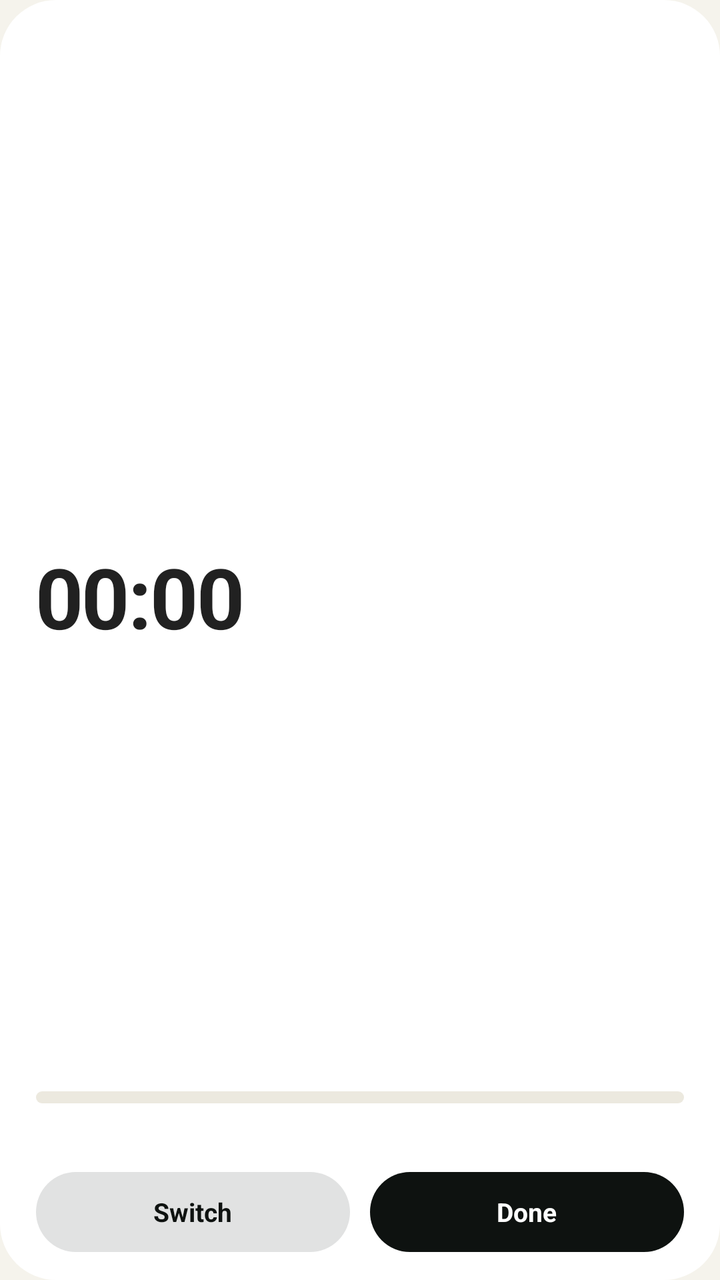
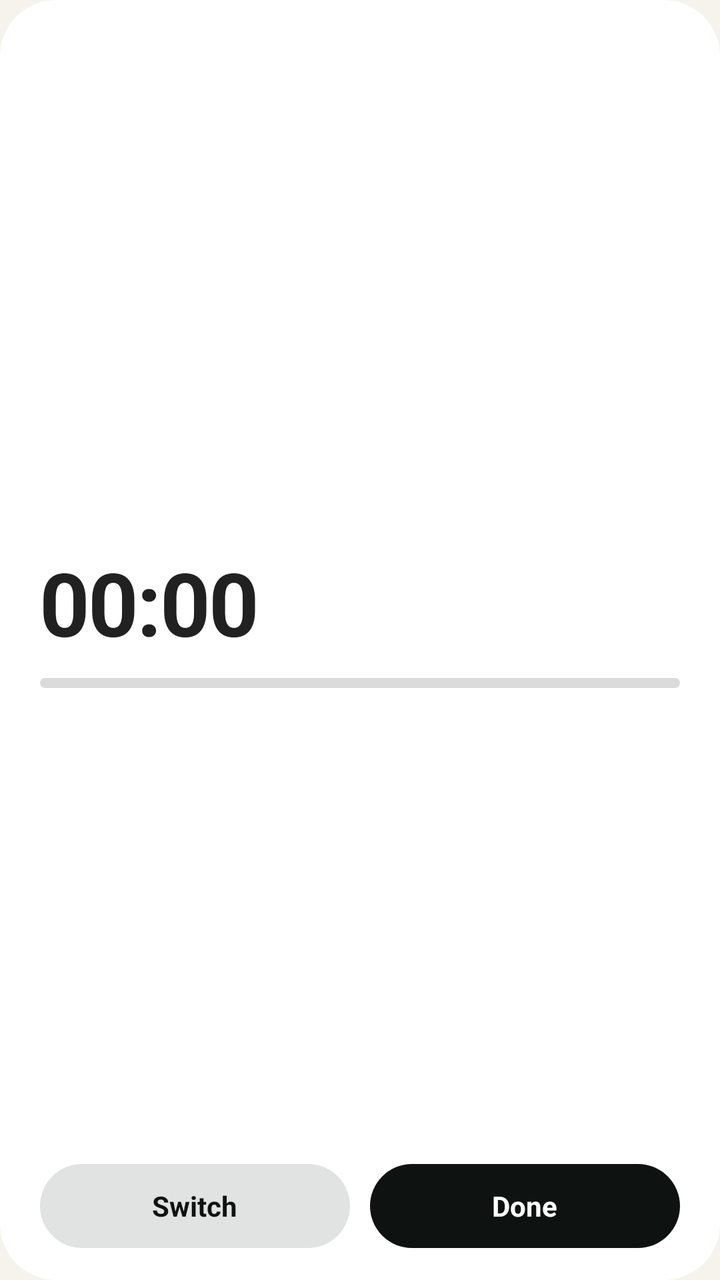

Two renders of the same Android screen: before a commit and after it. Below are the layout's source before the change and the commit's diff.
<!-- AndroidManifest.xml: application theme Theme.Seeds -->
<!-- res/layout/widget_now.xml -->
<?xml version="1.0" encoding="utf-8"?>
<FrameLayout xmlns:android="http://schemas.android.com/apk/res/android"
    android:id="@android:id/background"
    android:layout_width="match_parent"
    android:layout_height="match_parent"
    android:clipToOutline="true">

    <ImageView
        android:id="@+id/bg"
        android:layout_width="match_parent"
        android:layout_height="match_parent"
        android:contentDescription="@null"
        android:scaleType="fitXY"
        android:src="@drawable/widget_shape" />

    <LinearLayout
        android:layout_width="match_parent"
        android:layout_height="match_parent"
        android:orientation="vertical"
        android:paddingHorizontal="18dp"
        android:paddingTop="16dp"
        android:paddingBottom="14dp">

        <LinearLayout
            android:layout_width="match_parent"
            android:layout_height="wrap_content"
            android:gravity="center_vertical"
            android:orientation="horizontal">

            <ImageView
                android:id="@+id/mark"
                android:layout_width="14dp"
                android:layout_height="14dp"
                android:contentDescription="@null"
                android:src="@drawable/ic_seeds_mark" />

            <TextView
                android:id="@+id/label"
                android:layout_width="0dp"
                android:layout_height="wrap_content"
                android:layout_marginStart="6dp"
                android:layout_weight="1"
                android:letterSpacing="0.12"
                android:maxLines="1"
                android:textSize="11sp"
                android:textStyle="bold" />

            <TextView
                android:id="@+id/money"
                android:layout_width="wrap_content"
                android:layout_height="22dp"
                android:layout_marginEnd="8dp"
                android:background="@drawable/widget_money_pill"
                android:gravity="center"
                android:paddingHorizontal="9dp"
                android:textColor="#FF0E1210"
                android:textSize="11sp"
                android:textStyle="bold"
                android:visibility="gone" />

            <TextView
                android:id="@+id/score"
                android:layout_width="wrap_content"
                android:layout_height="wrap_content"
                android:textSize="12sp"
                android:textStyle="bold" />
        </LinearLayout>

        
        <LinearLayout
            android:layout_width="match_parent"
            android:layout_height="0dp"
            android:layout_weight="1"
            android:gravity="center_vertical"
            android:orientation="vertical">

            <TextView
                android:id="@+id/seed_name"
                android:layout_width="match_parent"
                android:layout_height="wrap_content"
                android:ellipsize="end"
                android:maxLines="1"
                android:textSize="17sp"
                android:textStyle="bold" />

            <Chronometer
                android:id="@+id/timer"
                android:layout_width="wrap_content"
                android:layout_height="wrap_content"
                android:fontFeatureSettings="tnum"
                android:includeFontPadding="false"
                android:letterSpacing="-0.02"
                android:textSize="42sp"
                android:textStyle="bold" />

            <TextView
                android:id="@+id/idle_big"
                android:layout_width="wrap_content"
                android:layout_height="wrap_content"
                android:includeFontPadding="false"
                android:textSize="30sp"
                android:textStyle="bold"
                android:visibility="gone" />
        </LinearLayout>

        <ProgressBar
            android:id="@+id/progress"
            style="@android:style/Widget.ProgressBar.Horizontal"
            android:layout_width="match_parent"
            android:layout_height="6dp"
            android:max="1000"
            android:progressDrawable="@drawable/widget_progress" />

        <ProgressBar
            android:id="@+id/progress_ink"
            style="@android:style/Widget.ProgressBar.Horizontal"
            android:layout_width="match_parent"
            android:layout_height="6dp"
            android:max="1000"
            android:progressDrawable="@drawable/widget_progress_ink"
            android:visibility="gone" />

        <TextView
            android:id="@+id/detail"
            android:layout_width="match_parent"
            android:layout_height="wrap_content"
            android:layout_marginTop="6dp"
            android:ellipsize="end"
            android:maxLines="1"
            android:textSize="12sp" />

        <LinearLayout
            android:id="@+id/actions_active"
            android:layout_width="match_parent"
            android:layout_height="40dp"
            android:layout_marginTop="12dp"
            android:orientation="horizontal">

            <TextView
                android:id="@+id/btn_switch"
                android:layout_width="0dp"
                android:layout_height="match_parent"
                android:layout_marginEnd="5dp"
                android:layout_weight="1"
                android:background="@drawable/widget_pill_ink_soft"
                android:gravity="center"
                android:text="Switch"
                android:textColor="#FF0E1210"
                android:textSize="13sp"
                android:textStyle="bold" />

            <TextView
                android:id="@+id/btn_stop"
                android:layout_width="0dp"
                android:layout_height="match_parent"
                android:layout_marginStart="5dp"
                android:layout_weight="1"
                android:background="@drawable/widget_pill_ink"
                android:gravity="center"
                android:text="Done"
                android:textColor="#FFFFFFFF"
                android:textSize="13sp"
                android:textStyle="bold" />
        </LinearLayout>

        <LinearLayout
            android:id="@+id/actions_idle"
            android:layout_width="match_parent"
            android:layout_height="40dp"
            android:layout_marginTop="12dp"
            android:orientation="horizontal"
            android:visibility="gone">

            <TextView
                android:id="@+id/chip1"
                android:layout_width="0dp"
                android:layout_height="match_parent"
                android:layout_weight="1"
                android:background="@drawable/widget_chip"
                android:ellipsize="end"
                android:gravity="center"
                android:maxLines="1"
                android:paddingHorizontal="8dp"
                android:textColor="@color/widget_ink"
                android:textSize="12sp"
                android:textStyle="bold" />

            <TextView
                android:id="@+id/chip2"
                android:layout_width="0dp"
                android:layout_height="match_parent"
                android:layout_marginStart="6dp"
                android:layout_weight="1"
                android:background="@drawable/widget_chip"
                android:ellipsize="end"
                android:gravity="center"
                android:maxLines="1"
                android:paddingHorizontal="8dp"
                android:textColor="@color/widget_ink"
                android:textSize="12sp"
                android:textStyle="bold" />

            <TextView
                android:id="@+id/chip3"
                android:layout_width="wrap_content"
                android:layout_height="match_parent"
                android:layout_marginStart="6dp"
                android:background="@drawable/widget_btn_accent"
                android:gravity="center"
                android:paddingHorizontal="16dp"
                android:text="More"
                android:textColor="@color/widget_on_accent"
                android:textSize="12sp"
                android:textStyle="bold" />
        </LinearLayout>
    </LinearLayout>
</FrameLayout>
<!-- resources referenced by this layout -->
<resources>
  <color name="widget_ink">#111613</color>
  <color name="widget_on_accent">#FFFFFF</color>
  <!-- drawable ic_seeds_mark (drawable) -->
  <?xml version="1.0" encoding="utf-8"?>
  <vector xmlns:android="http://schemas.android.com/apk/res/android"
      android:width="24dp" android:height="24dp"
      android:viewportWidth="56" android:viewportHeight="56">
      <group android:translateX="-26" android:translateY="-26">
          <group android:pivotX="54" android:pivotY="54" android:rotation="38">
              <path android:fillColor="#FFFFFFFF" android:fillType="evenOdd"
                  android:pathData="M54,31 C67,40 71,60 54,77 C37,60 41,40 54,31 Z M54.6,76 C52,66 54,55 60.5,45.5 C56.5,55.5 55.6,65.5 54.6,76 Z" />
          </group>
      </group>
  </vector>
  <!-- drawable widget_btn_accent (drawable) -->
  <?xml version="1.0" encoding="utf-8"?>
  <shape xmlns:android="http://schemas.android.com/apk/res/android" android:shape="rectangle">
      <solid android:color="@color/widget_accent" />
      <corners android:radius="999dp" />
  </shape>
  <!-- drawable widget_chip (drawable) -->
  <?xml version="1.0" encoding="utf-8"?>
  <shape xmlns:android="http://schemas.android.com/apk/res/android" android:shape="rectangle">
      <solid android:color="@color/widget_chip" />
      <corners android:radius="999dp" />
  </shape>
  <!-- drawable widget_money_pill (drawable) -->
  <?xml version="1.0" encoding="utf-8"?>
  <shape xmlns:android="http://schemas.android.com/apk/res/android" android:shape="rectangle">
      <solid android:color="#FFFFD166" />
      <corners android:radius="999dp" />
  </shape>
  <!-- drawable widget_pill_ink (drawable) -->
  <?xml version="1.0" encoding="utf-8"?>
  <shape xmlns:android="http://schemas.android.com/apk/res/android" android:shape="rectangle">
      <solid android:color="#FF0E1210" />
      <corners android:radius="999dp" />
  </shape>
  <!-- drawable widget_pill_ink_soft (drawable) -->
  <?xml version="1.0" encoding="utf-8"?>
  <shape xmlns:android="http://schemas.android.com/apk/res/android" android:shape="rectangle">
      <solid android:color="#1F0E1210" />
      <corners android:radius="999dp" />
  </shape>
  <!-- drawable widget_progress_ink (drawable) -->
  <?xml version="1.0" encoding="utf-8"?>
  <layer-list xmlns:android="http://schemas.android.com/apk/res/android">
      <item android:id="@android:id/background">
          <shape android:shape="rectangle">
              <solid android:color="#260E1210" />
              <corners android:radius="999dp" />
          </shape>
      </item>
      <item android:id="@android:id/progress">
          <clip>
              <shape android:shape="rectangle">
                  <solid android:color="#FF0E1210" />
                  <corners android:radius="999dp" />
              </shape>
          </clip>
      </item>
  </layer-list>
  <!-- drawable widget_shape (drawable) -->
  <?xml version="1.0" encoding="utf-8"?>
  <shape xmlns:android="http://schemas.android.com/apk/res/android" android:shape="rectangle">
      <solid android:color="#FFFFFFFF" />
      <corners android:radius="28dp" />
  </shape>
  <style name="Theme.Seeds" parent="android:Theme.Material.Light.NoActionBar">
          <item name="android:windowBackground">@color/seeds_paper</item>
          <item name="android:statusBarColor">@android:color/transparent</item>
          <item name="android:navigationBarColor">@android:color/transparent</item>
      </style>
  <color name="widget_accent">#1E7A4A</color>
  <color name="widget_chip">#EDEAE1</color>
  <color name="widget_track">#ECE9DF</color>
  <color name="seeds_paper">#F5F3EC</color>
  <!-- unchanged entries left out for length: 1 -->
</resources>

<!-- the commit's change to res/layout/widget_now.xml (unified diff, before → after) -->
@@ -17,9 +17,9 @@
         android:layout_width="match_parent"
         android:layout_height="match_parent"
         android:orientation="vertical"
-        android:paddingHorizontal="18dp"
-        android:paddingTop="16dp"
-        android:paddingBottom="14dp">
+        android:paddingHorizontal="20dp"
+        android:paddingTop="18dp"
+        android:paddingBottom="16dp">
 
         <LinearLayout
             android:layout_width="match_parent"
@@ -29,42 +29,31 @@
 
             <ImageView
                 android:id="@+id/mark"
-                android:layout_width="14dp"
-                android:layout_height="14dp"
+                android:layout_width="13dp"
+                android:layout_height="13dp"
                 android:contentDescription="@null"
                 android:src="@drawable/ic_seeds_mark" />
 
             <TextView
                 android:id="@+id/label"
-                android:layout_width="0dp"
+                android:layout_width="match_parent"
                 android:layout_height="wrap_content"
-                android:layout_marginStart="6dp"
-                android:layout_weight="1"
-                android:letterSpacing="0.12"
+                android:layout_marginStart="7dp"
+                android:letterSpacing="0.14"
                 android:maxLines="1"
-                android:textSize="11sp"
-                android:textStyle="bold" />
-
-            <TextView
-                android:id="@+id/money"
-                android:layout_width="wrap_content"
-                android:layout_height="22dp"
-                android:layout_marginEnd="8dp"
-                android:background="@drawable/widget_money_pill"
-                android:gravity="center"
-                android:paddingHorizontal="9dp"
-                android:textColor="#FF0E1210"
-                android:textSize="11sp"
-                android:textStyle="bold"
-                android:visibility="gone" />
-
-            <TextView
-                android:id="@+id/score"
-                android:layout_width="wrap_content"
-                android:layout_height="wrap_content"
-                android:textSize="12sp"
+                android:textSize="10sp"
                 android:textStyle="bold" />
         </LinearLayout>
+
+        <TextView
+            android:id="@+id/seed_name"
+            android:layout_width="match_parent"
+            android:layout_height="wrap_content"
+            android:layout_marginTop="6dp"
+            android:ellipsize="end"
+            android:maxLines="1"
+            android:textSize="18sp"
+            android:textStyle="bold" />
 
         
         <LinearLayout
@@ -74,15 +63,6 @@
             android:gravity="center_vertical"
             android:orientation="vertical">
 
-            <TextView
-                android:id="@+id/seed_name"
-                android:layout_width="match_parent"
-                android:layout_height="wrap_content"
-                android:ellipsize="end"
-                android:maxLines="1"
-                android:textSize="17sp"
-                android:textStyle="bold" />
-
             <Chronometer
                 android:id="@+id/timer"
                 android:layout_width="wrap_content"
@@ -90,50 +70,52 @@
                 android:fontFeatureSettings="tnum"
                 android:includeFontPadding="false"
                 android:letterSpacing="-0.02"
-                android:textSize="42sp"
+                android:textSize="44sp"
                 android:textStyle="bold" />
 
             <TextView
                 android:id="@+id/idle_big"
                 android:layout_width="wrap_content"
                 android:layout_height="wrap_content"
+                android:fontFeatureSettings="tnum"
                 android:includeFontPadding="false"
-                android:textSize="30sp"
+                android:textSize="36sp"
                 android:textStyle="bold"
                 android:visibility="gone" />
+
+            <ProgressBar
+                android:id="@+id/progress_ink"
+                style="@android:style/Widget.ProgressBar.Horizontal"
+                android:layout_width="match_parent"
+                android:layout_height="5dp"
+                android:layout_marginTop="10dp"
+                android:max="1000"
+                android:progressDrawable="@drawable/widget_progress_ink" />
+
+            <ProgressBar
+                android:id="@+id/progress"
+                style="@android:style/Widget.ProgressBar.Horizontal"
+                android:layout_width="match_parent"
+                android:layout_height="5dp"
+                android:layout_marginTop="10dp"
+                android:max="1000"
+                android:progressDrawable="@drawable/widget_progress"
+                android:visibility="gone" />
+
+            <TextView
+                android:id="@+id/detail"
+                android:layout_width="match_parent"
+                android:layout_height="wrap_content"
+                android:layout_marginTop="6dp"
+                android:ellipsize="end"
+                android:maxLines="1"
+                android:textSize="12sp" />
         </LinearLayout>
-
-        <ProgressBar
-            android:id="@+id/progress"
-            style="@android:style/Widget.ProgressBar.Horizontal"
-            android:layout_width="match_parent"
-            android:layout_height="6dp"
-            android:max="1000"
-            android:progressDrawable="@drawable/widget_progress" />
-
-        <ProgressBar
-            android:id="@+id/progress_ink"
-            style="@android:style/Widget.ProgressBar.Horizontal"
-            android:layout_width="match_parent"
-            android:layout_height="6dp"
-            android:max="1000"
-            android:progressDrawable="@drawable/widget_progress_ink"
-            android:visibility="gone" />
-
-        <TextView
-            android:id="@+id/detail"
-            android:layout_width="match_parent"
-            android:layout_height="wrap_content"
-            android:layout_marginTop="6dp"
-            android:ellipsize="end"
-            android:maxLines="1"
-            android:textSize="12sp" />
 
         <LinearLayout
             android:id="@+id/actions_active"
             android:layout_width="match_parent"
-            android:layout_height="40dp"
-            android:layout_marginTop="12dp"
+            android:layout_height="42dp"
             android:orientation="horizontal">
 
             <TextView
@@ -146,7 +128,7 @@
                 android:gravity="center"
                 android:text="Switch"
                 android:textColor="#FF0E1210"
-                android:textSize="13sp"
+                android:textSize="14sp"
                 android:textStyle="bold" />
 
             <TextView
@@ -159,58 +141,42 @@
                 android:gravity="center"
                 android:text="Done"
                 android:textColor="#FFFFFFFF"
-                android:textSize="13sp"
+                android:textSize="14sp"
                 android:textStyle="bold" />
         </LinearLayout>
 
         <LinearLayout
             android:id="@+id/actions_idle"
             android:layout_width="match_parent"
-            android:layout_height="40dp"
-            android:layout_marginTop="12dp"
+            android:layout_height="42dp"
             android:orientation="horizontal"
             android:visibility="gone">
 
             <TextView
-                android:id="@+id/chip1"
+                android:id="@+id/btn_next"
                 android:layout_width="0dp"
                 android:layout_height="match_parent"
                 android:layout_weight="1"
-                android:background="@drawable/widget_chip"
+                android:background="@drawable/widget_btn_accent"
                 android:ellipsize="end"
                 android:gravity="center"
                 android:maxLines="1"
-                android:paddingHorizontal="8dp"
-                android:textColor="@color/widget_ink"
-                android:textSize="12sp"
+                android:paddingHorizontal="12dp"
+                android:textColor="@color/widget_on_accent"
+                android:textSize="14sp"
                 android:textStyle="bold" />
 
             <TextView
-                android:id="@+id/chip2"
-                android:layout_width="0dp"
-                android:layout_height="match_parent"
-                android:layout_marginStart="6dp"
-                android:layout_weight="1"
-                android:background="@drawable/widget_chip"
-                android:ellipsize="end"
-                android:gravity="center"
-                android:maxLines="1"
-                android:paddingHorizontal="8dp"
-                android:textColor="@color/widget_ink"
-                android:textSize="12sp"
-                android:textStyle="bold" />
-
-            <TextView
-                android:id="@+id/chip3"
+                android:id="@+id/btn_more"
                 android:layout_width="wrap_content"
                 android:layout_height="match_parent"
-                android:layout_marginStart="6dp"
-                android:background="@drawable/widget_btn_accent"
+                android:layout_marginStart="8dp"
+                android:background="@drawable/widget_chip"
                 android:gravity="center"
-                android:paddingHorizontal="16dp"
-                android:text="More"
-                android:textColor="@color/widget_on_accent"
-                android:textSize="12sp"
+                android:paddingHorizontal="18dp"
+                android:text="Other"
+                android:textColor="@color/widget_ink"
+                android:textSize="14sp"
                 android:textStyle="bold" />
         </LinearLayout>
     </LinearLayout>
<!-- resource entries referenced after the edit -->
@@ -24,12 +24,6 @@
   <?xml version="1.0" encoding="utf-8"?>
   <shape xmlns:android="http://schemas.android.com/apk/res/android" android:shape="rectangle">
       <solid android:color="@color/widget_chip" />
-      <corners android:radius="999dp" />
-  </shape>
-  <!-- drawable widget_money_pill (drawable) -->
-  <?xml version="1.0" encoding="utf-8"?>
-  <shape xmlns:android="http://schemas.android.com/apk/res/android" android:shape="rectangle">
-      <solid android:color="#FFFFD166" />
       <corners android:radius="999dp" />
   </shape>
   <!-- drawable widget_pill_ink (drawable) -->
